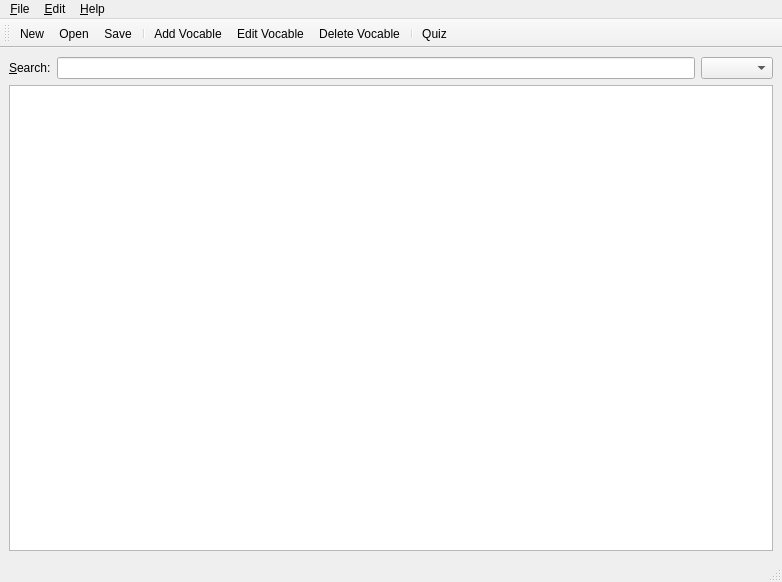
Before: the Qt Designer form MainWindow.ui in nsams/vocablecoach, drawn with Qt 5.
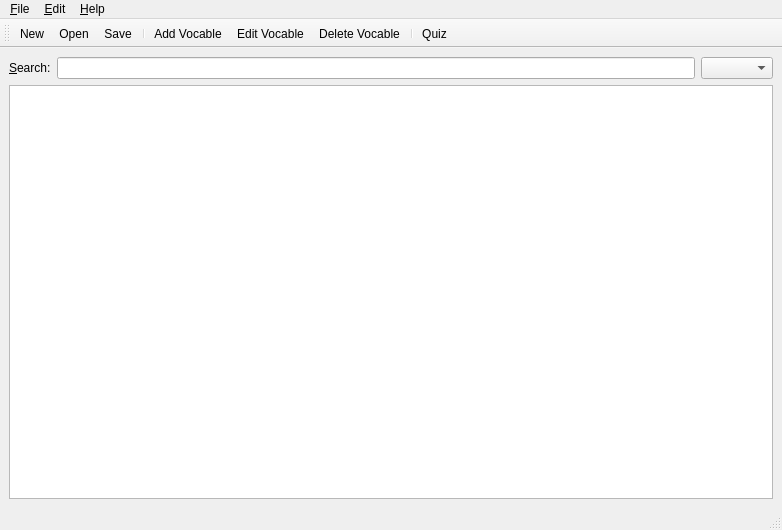
After: the same form once the commit is applied.

Commit message: - Strg -> Ctrl

Diff of the .ui file:
```diff
--- a/MainWindow.ui
+++ b/MainWindow.ui
@@ -7,7 +7,7 @@
     <x>0</x>
     <y>0</y>
     <width>782</width>
-    <height>582</height>
+    <height>530</height>
    </rect>
   </property>
   <property name="windowTitle" >
```
Left out of the diff: 2 changed lines with no effect on the pictures.
